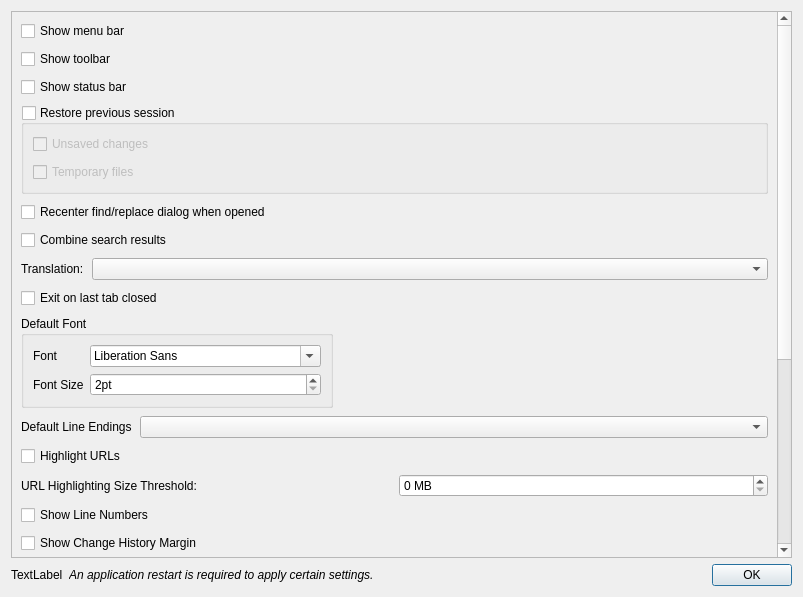
The window that src/dialogs/PreferencesDialog.ui (alsyundawy/NoteSciPad) describes before a commit, drawn with Qt 5.
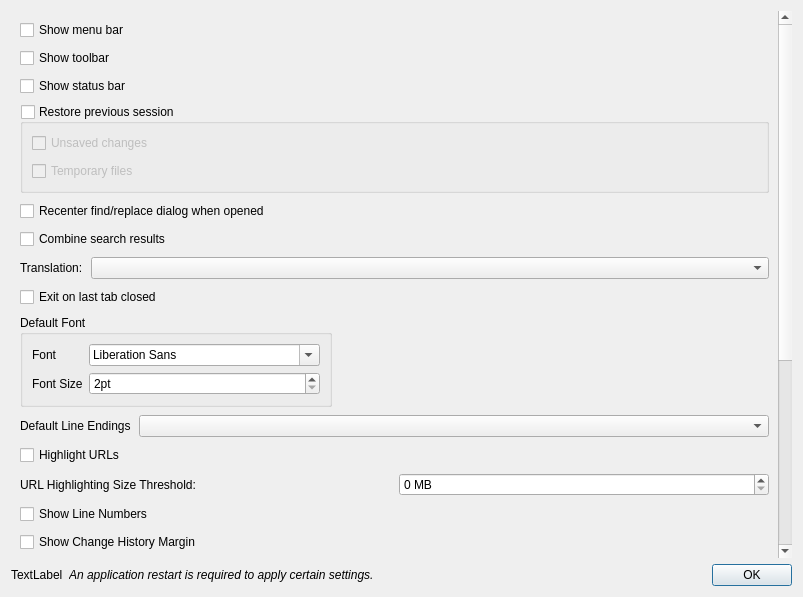
The same window after the commit.

Commit message: fix(dialogs): resolve preferences light mode dark theme corruption and clean find & replace layout on 1.2.0

```diff
--- a/src/dialogs/PreferencesDialog.ui
+++ b/src/dialogs/PreferencesDialog.ui
@@ -16,6 +16,9 @@
   <layout class="QVBoxLayout" name="verticalLayout">
    <item>
     <widget class="QScrollArea" name="scrollArea">
+     <property name="frameShape">
+      <enum>QFrame::NoFrame</enum>
+     </property>
      <property name="widgetResizable">
       <bool>true</bool>
      </property>
@@ -23,7 +26,7 @@
       <property name="geometry">
        <rect>
         <x>0</x>
-        <y>-99</y>
+        <y>0</y>
         <width>769</width>
         <height>644</height>
        </rect>
```
The commit also changes 6 other files.
